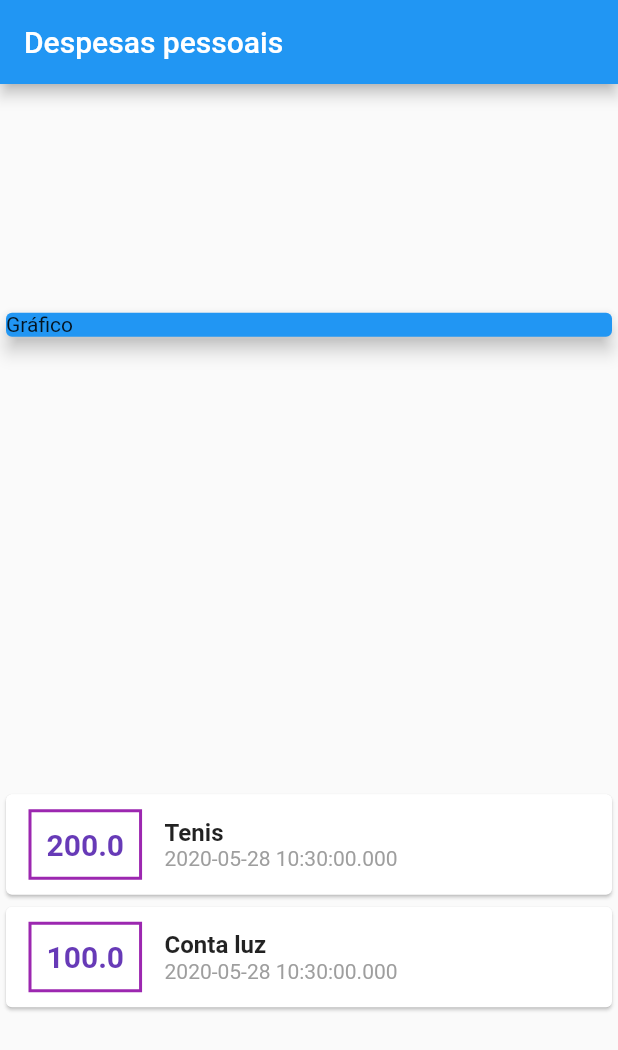
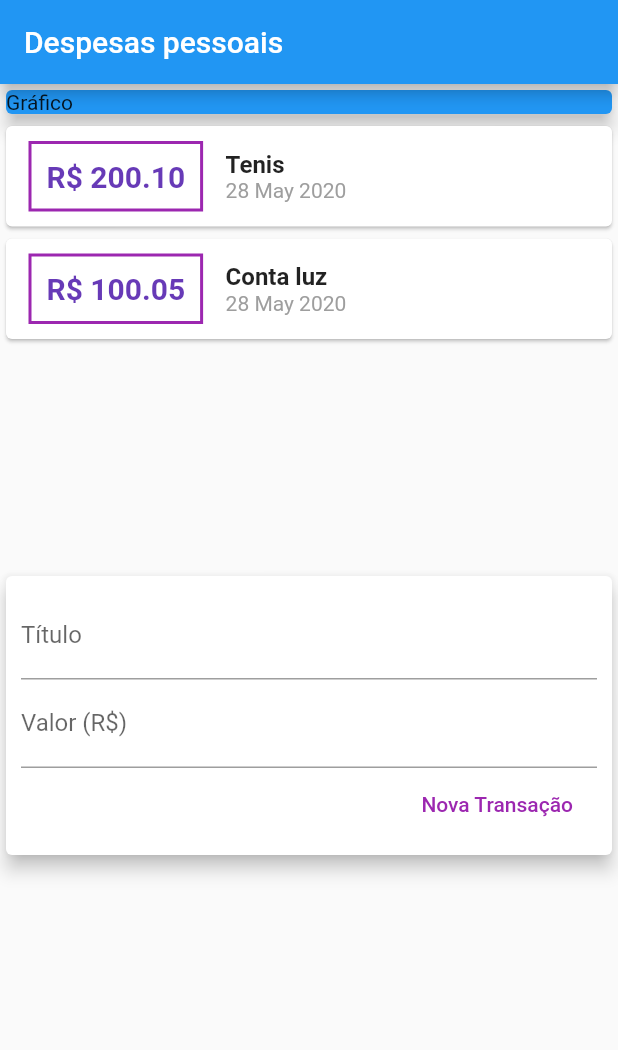
Before and after one commit to jcesarauj/flutter-myfinance-project, a Flutter app: the screen it shows after launch, on a phone screen of 412 x 824 dp. Shown: the top 1050 px of the screen. Run offline on Flutter 3.47's test engine with Material 2 defaults, Android fonts, the phone set to English and light mode, and no system bars.

Commit message:
inclusão de novos componentes na tela

```diff
--- /dev/null
+++ b/lib/components/transaction_form.dart
@@ -0,0 +1,54 @@
+import 'package:flutter/cupertino.dart';
+import 'package:flutter/material.dart';
+
+class TransactionForm extends StatelessWidget {
+  final titleController = TextEditingController();
+  final valueController = TextEditingController();
+  final void Function(String, double) onSubmit;
+
+  TransactionForm(this.onSubmit);
+
+  _submitForm() {
+    final title = titleController.text;
+    final value = double.tryParse(valueController.text);
+
+    if (title.isEmpty || value <= 0) return;
+
+    onSubmit(title, value);
+  }
+
+  @override
+  Widget build(BuildContext context) {
+    return Card(
+      elevation: 5,
+      child: Padding(
+        padding: const EdgeInsets.all(10),
+        child: Column(
+          children: <Widget>[
+            TextField(
+              decoration: InputDecoration(labelText: "Título"),
+              controller: titleController,
+              onSubmitted: (_) => _submitForm(),
+            ),
+            TextField(
+              decoration: InputDecoration(labelText: "Valor (R\$)"),
+              keyboardType: TextInputType.numberWithOptions(decimal: true),
+              controller: valueController,
+              onSubmitted: (_) => _submitForm(),
+            ),
+            Row(
+              mainAxisAlignment: MainAxisAlignment.end,
+              children: <Widget>[
+                FlatButton(
+                  child: Text("Nova Transação"),
+                  textColor: Colors.purple,
+                  onPressed: _submitForm,
+                ),
+              ],
+            )
+          ],
+        ),
+      ),
+    );
+  }
+}
--- /dev/null
+++ b/lib/components/transaction_list.dart
@@ -0,0 +1,57 @@
+import 'package:flutter/cupertino.dart';
+import 'package:flutter/material.dart';
+import 'package:intl/intl.dart';
+import '../models/transaction.dart';
+
+class TransactionList extends StatelessWidget {
+  final List<Transaction> transactions;
+
+  TransactionList(this.transactions);
+
+  @override
+  Widget build(BuildContext context) {
+    return Container(
+      height: 300,
+      child: ListView.builder(
+          itemCount: transactions.length,
+          itemBuilder: (ctx, index) {
+            final e = transactions[index];
+            return Card(
+              child: Row(
+                children: <Widget>[
+                  Container(
+                    margin: EdgeInsets.symmetric(horizontal: 15, vertical: 10),
+                    decoration: BoxDecoration(
+                        border: Border.all(color: Colors.purple, width: 2)),
+                    padding: EdgeInsets.all(10),
+                    child: Text(
+                      'R\$ ${e.value.toStringAsFixed(2)}',
+                      style: TextStyle(
+                          fontWeight: FontWeight.bold,
+                          fontSize: 20,
+                          color: Colors.deepPurple),
+                    ),
+                  ),
+                  Column(
+                    crossAxisAlignment: CrossAxisAlignment.start,
+                    children: <Widget>[
+                      Text(
+                        e.title,
+                        style: TextStyle(
+                          fontWeight: FontWeight.bold,
+                          fontSize: 16,
+                        ),
+                      ),
+                      Text(DateFormat('d MMM y').format(e.date),
+                          style: TextStyle(
+                            color: Colors.grey,
+                          ))
+                    ],
+                  )
+                ],
+              ),
+            );
+          }),
+    );
+  }
+}
--- /dev/null
+++ b/lib/components/transaction_user.dart
@@ -0,0 +1,50 @@
+import 'dart:math';
+
+import 'package:flutter/cupertino.dart';
+import 'package:myfinance/models/transaction.dart';
+import 'transaction_list.dart';
+import 'transaction_form.dart';
+
+class TransationUser extends StatefulWidget {
+  @override
+  _TransationUserState createState() => _TransationUserState();
+}
+
+class _TransationUserState extends State<TransationUser> {
+  final _transactions = [
+    Transaction(
+      id: '1',
+      title: 'Tenis',
+      value: 200.10,
+      date: new DateTime.now(),
+    ),
+    Transaction(
+      id: '2',
+      title: 'Conta luz',
+      value: 100.05,
+      date: new DateTime.now(),
+    )
+  ];
+
+  _addTransaction(String title, double value) {
+    final newTransaction = Transaction(
+        id: Random().nextDouble().toString(),
+        title: title,
+        value: value,
+        date: new DateTime.now());
+
+    setState(() {
+      _transactions.add(newTransaction);
+    });
+  }
+
+  @override
+  Widget build(BuildContext context) {
+    return Column(
+      children: <Widget>[
+        TransactionList(_transactions),
+        TransactionForm(_addTransaction),
+      ],
+    );
+  }
+}
--- a/lib/main.dart
+++ b/lib/main.dart
@@ -1,5 +1,5 @@
 import 'package:flutter/material.dart';
-import './models/transaction.dart';
+import './components/transaction_user.dart';
 
 main() => runApp(MyFinanceApp());
 
@@ -11,27 +11,12 @@ class MyFinanceApp extends StatelessWidget {
 }
 
 class MyHomeApp extends StatelessWidget {
-  final _transactions = [
-    Transaction(
-      id: '1',
-      title: 'Tenis',
-      value: 200.00,
-      date: new DateTime.now(),
-    ),
-    Transaction(
-      id: '2',
-      title: 'Conta luz',
-      value: 100.00,
-      date: new DateTime.now(),
-    )
-  ];
-
   @override
   Widget build(BuildContext context) {
     return Scaffold(
       appBar: AppBar(title: Text("Despesas pessoais")),
-      body: Column(
-          mainAxisAlignment: MainAxisAlignment.spaceAround,
+      body: SingleChildScrollView(
+        child: Column(
             crossAxisAlignment: CrossAxisAlignment.stretch,
             children: <Widget>[
               Container(
@@ -42,48 +27,9 @@ class MyHomeApp extends StatelessWidget {
                   elevation: 5,
                 ),
               ),
-            Column(
-              children: _transactions
-                  .map((e) => Card(
-                        child: Row(
-                          children: <Widget>[
-                            Container(
-                              margin: EdgeInsets.symmetric(
-                                  horizontal: 15, vertical: 10),
-                              decoration: BoxDecoration(
-                                  border: Border.all(
-                                      color: Colors.purple, width: 2)),
-                              padding: EdgeInsets.all(10),
-                              child: Text(
-                                e.value.toString(),
-                                style: TextStyle(
-                                    fontWeight: FontWeight.bold,
-                                    fontSize: 20,
-                                    color: Colors.deepPurple),
+              TransationUser()
+            ]),
       ),
-                            ),
-                            Column(
-                              crossAxisAlignment: CrossAxisAlignment.start,
-                              children: <Widget>[
-                                Text(
-                                  e.title,
-                                  style: TextStyle(
-                                    fontWeight: FontWeight.bold,
-                                    fontSize: 16,
-                                  ),
-                                ),
-                                Text(e.date.toString(),
-                                    style: TextStyle(
-                                      color: Colors.grey,
-                                    ))
-                              ],
-                            )
-                          ],
-                        ),
-                      ))
-                  .toList(),
-            ),
-          ]),
     );
   }
 }
--- a/pubspec.yaml
+++ b/pubspec.yaml
@@ -23,6 +23,7 @@ environment:
 dependencies:
   flutter:
     sdk: flutter
+  intl: 0.16.1
 
 
   # The following adds the Cupertino Icons font to your application.
```
Also changed, not shown: pubspec.lock. Lines whose indentation alone changed are shown as unchanged.
